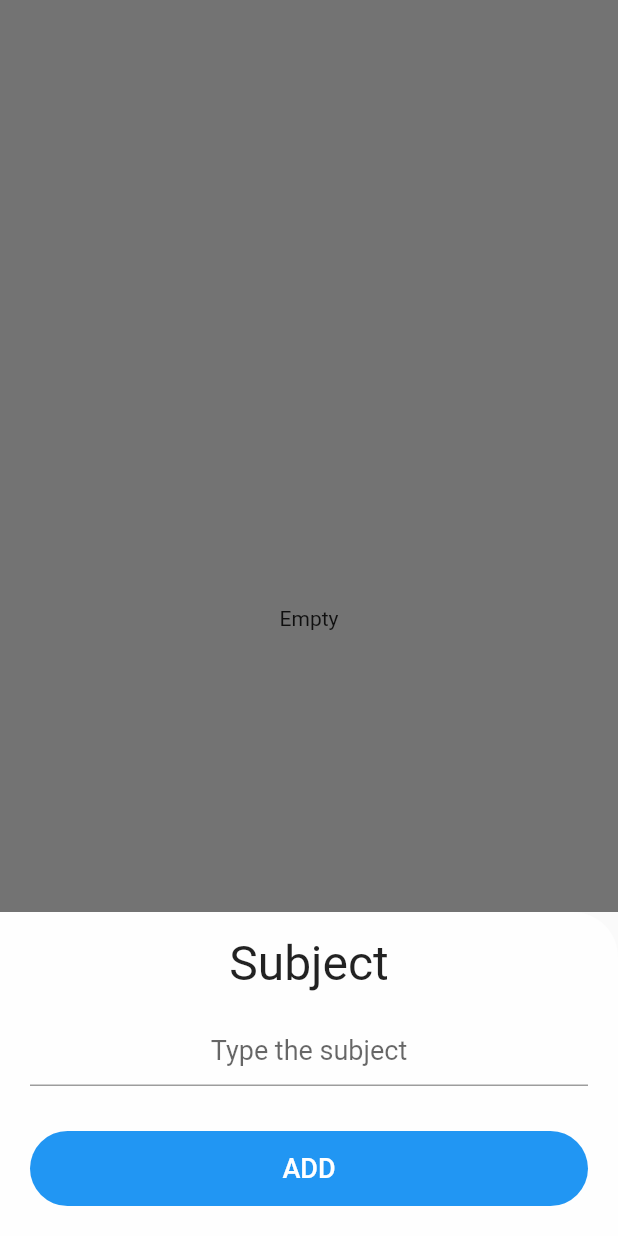
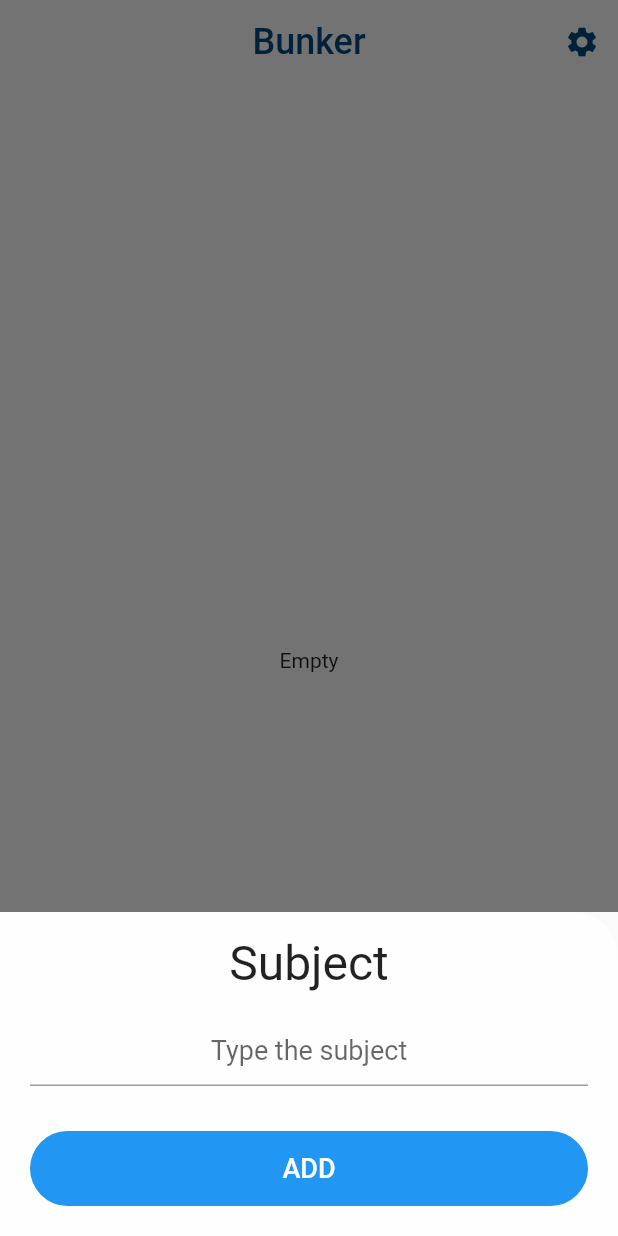
Before and after one commit to vishvaRam/Bunker, a Flutter app: the screen it shows after launch, after a tap on the "add" icon, on a phone screen of 412 x 824 dp. Run offline on Flutter 3.47's test engine with Material 2 defaults, Android fonts, the phone set to English and light mode, and no system bars; our stand-ins replace sqflite; accounts and stored records are empty.

Commit message:
ui changes and color update

```diff
--- a/lib/main.dart
+++ b/lib/main.dart
@@ -1,3 +1,4 @@
+import 'package:flutter/cupertino.dart';
 import 'package:flutter/material.dart';
 import 'Provider/DataBase.dart';
 import './Model/Data.dart';
@@ -13,10 +14,14 @@ class Main extends StatefulWidget {
 
 final Color trueBack =Color(0xffE0F2FE);
 final Color trueText = Color(0xff004879);
+final trueBtn = Color(0xff42b3ff);
+
+final Color falseBack = Color(0xffFFF2E7);
+final Color falseBtn = Color(0xffff5e7a);
+final Color falseText = Color(0xff810016);
+final Color floatingBTn = Color(0xff9ccff1);
 
 class _MainState extends State<Main> {
-
-
 
   final Bloc bloc = Bloc();
   final db = DBHelper.instance;
@@ -39,14 +44,29 @@ class _MainState extends State<Main> {
   @override
   Widget build(BuildContext context) {
     return MaterialApp(
+      debugShowCheckedModeBanner: false,
+      title: "Bunker",
       home: SafeArea(
         child: Builder(
           builder: (context) => Scaffold(
             floatingActionButton: FloatingActionButton(
+              backgroundColor: floatingBTn,
               onPressed: () {
                 showbottomSheet(context,textController);
               },
-              child: Icon(Icons.add),
+              child: Icon(Icons.add,color: trueText,),
+            ),
+            appBar: AppBar(
+              backgroundColor: Colors.transparent,
+              elevation: 0.0,
+              centerTitle: true,
+              title: Text("Bunker",style: TextStyle(fontSize: 24.0,color: trueText),),
+              actions: <Widget>[
+                IconButton(
+                  onPressed: (){},
+                  icon: Icon(Icons.settings,color: trueText,),
+                )
+              ],
             ),
             body: Builder(
               builder: (context) => Container(
@@ -80,21 +100,24 @@ class _MainState extends State<Main> {
   }
 
   Padding buildCards(AsyncSnapshot snap, int i) {
-
+    int roundedPercentage =0;
+    if(snap.data[i].totalClasses != 0){
+      double percentage = ((snap.data[i].attended/snap.data[i].totalClasses)*100);
+      roundedPercentage = percentage.round();
+    }
     return Padding(
       padding: EdgeInsets.symmetric(horizontal: 25.0, vertical: 15.0),
       child: Container(
         decoration: BoxDecoration(
-            color: trueBack,
+            color:roundedPercentage < 75? falseBack:trueBack,
             borderRadius: BorderRadius.all(Radius.circular(15.0))),
         height: 120.0,
         child: Row(
           mainAxisAlignment: MainAxisAlignment.spaceBetween,
           children: <Widget>[
             // Subject & button
-
             Expanded(
-              flex: 7,
+              flex: 6,
               child: Column(
                 mainAxisAlignment: MainAxisAlignment.spaceAround,
                 children: <Widget>[
@@ -102,7 +125,7 @@ class _MainState extends State<Main> {
                     padding: const EdgeInsets.only(left: 8.0, top: 15.0),
                     child: Text(
                       snap.data[i].subject,
-                      style: TextStyle(fontSize: 30.0,color: trueText),
+                      style: TextStyle(fontSize: 30.0,color:roundedPercentage<75?falseText: trueText),
                       overflow: TextOverflow.ellipsis,
                       textAlign: TextAlign.center,
                     ),
@@ -114,7 +137,7 @@ class _MainState extends State<Main> {
                       mainAxisAlignment: MainAxisAlignment.spaceBetween,
                       children: <Widget>[
                         FlatButton(
-                          color: Colors.blue,
+                          color: roundedPercentage<75 ? falseBtn: trueBtn,
                           onPressed: ()  {
                             bloc.attendedChange(snap.data[i]);
                           },
@@ -127,7 +150,7 @@ class _MainState extends State<Main> {
                           ),
                         ),
                         FlatButton(
-                          color: Colors.blue,
+                          color:roundedPercentage<75 ? falseBtn: trueBtn,
                           onPressed: () {
                             bloc.bunkChange(snap.data[i]);
                           },
@@ -147,27 +170,29 @@ class _MainState extends State<Main> {
             ),
 
             // Percentage
-
             Expanded(
               flex: 4,
               child: Column(
                 mainAxisAlignment: MainAxisAlignment.center,
                 children: <Widget>[
                   Padding(
-                    padding: const EdgeInsets.only(
+                    padding: roundedPercentage == 100 ? EdgeInsets.only(
+                  left: 0.0, bottom: 0.0, top: 10.0):EdgeInsets.only(
                         left: 20.0, bottom: 0.0, top: 10.0),
                     child: Row(
                       crossAxisAlignment: CrossAxisAlignment.end,
                       children: <Widget>[
                         Text(
-                          "80",
-                          style: TextStyle(fontSize: 65.0,color: trueText),
+                          snap.data[i].totalClasses ==0? "0": roundedPercentage.toString(),
+                          style: TextStyle(fontSize: 65.0,color: roundedPercentage<75?falseText: trueText),
+                          textAlign: TextAlign.start,
+                          overflow: TextOverflow.ellipsis,
                         ),
                         Padding(
                           padding: const EdgeInsets.only(bottom: 10.0),
                           child: Text(
                             "%",
-                            style: TextStyle(fontSize: 26.0,color: trueText),
+                            style: TextStyle(fontSize: 26.0,color: roundedPercentage<75?falseText: trueText),
                           ),
                         ),
                       ],
```
Also changed, not shown: lib/Provider/ListBloc.dart (+0 -15 lines).
